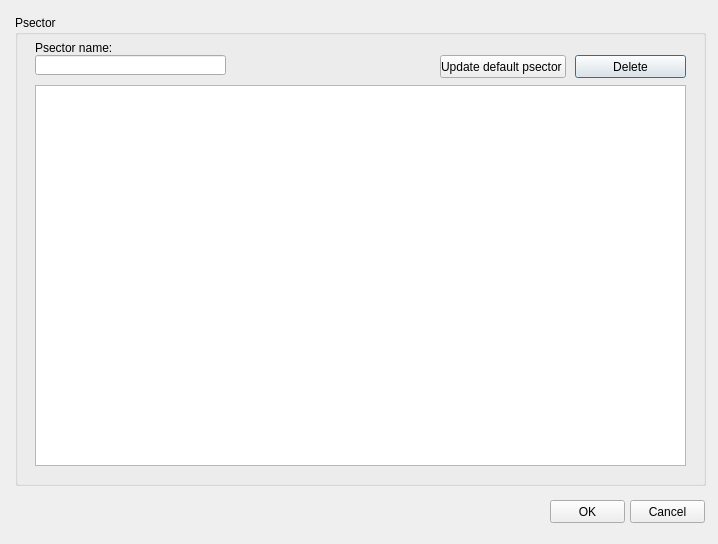
This is ui/psector_management.ui in Giswater/giswater_qgis_plugin as Qt 5 draws it before an edit. The edited form follows.
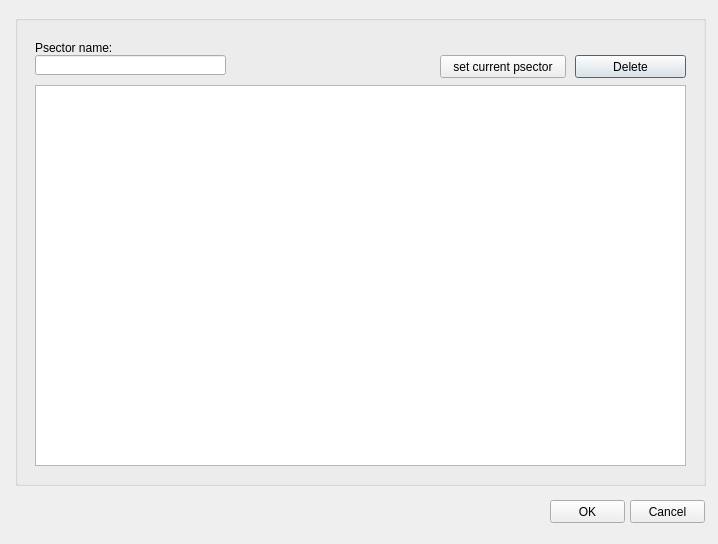
This is the edited form.

```diff
--- a/ui/psector_management.ui
+++ b/ui/psector_management.ui
@@ -23,7 +23,7 @@
     </rect>
    </property>
    <property name="title">
-    <string>Psector</string>
+    <string/>
    </property>
    <widget class="QTableView" name="tbl_psm">
     <property name="geometry">
@@ -71,7 +71,7 @@
      </rect>
     </property>
     <property name="text">
-     <string>Update default psector </string>
+     <string>set current psector</string>
     </property>
    </widget>
    <widget class="QLabel" name="lbl_vdefault_psector">
```
Left out of the diff: 2 changed lines with no effect on the pictures.
